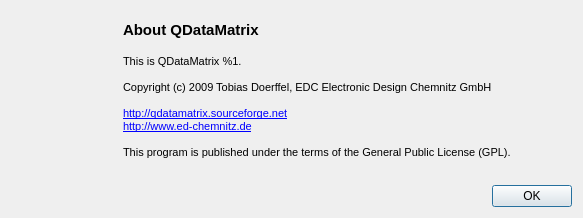
Qt form forms/about.ui (ed-chemnitz/qdatamatrix) before a commit.
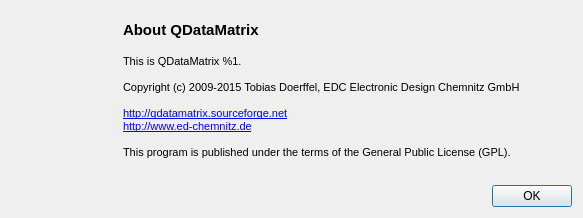
The same form after that commit. Icons and pictures are not drawn.

Commit message: About: extended copyright years

Diff of the .ui file:
```diff
--- a/forms/about.ui
+++ b/forms/about.ui
@@ -96,7 +96,7 @@
 &lt;/style&gt;&lt;/head&gt;&lt;body style=&quot; font-family:'Linux Biolinum O'; font-size:12pt; font-weight:400; font-style:normal;&quot;&gt;
 &lt;p style=&quot; margin-top:0px; margin-bottom:0px; margin-left:0px; margin-right:0px; -qt-block-indent:0; text-indent:0px;&quot;&gt;&lt;span style=&quot; font-family:'MS Shell Dlg 2'; font-size:8pt;&quot;&gt;This is QDataMatrix %1.&lt;/span&gt;&lt;/p&gt;
 &lt;p style=&quot;-qt-paragraph-type:empty; margin-top:0px; margin-bottom:0px; margin-left:0px; margin-right:0px; -qt-block-indent:0; text-indent:0px; font-family:'MS Shell Dlg 2'; font-size:8pt;&quot;&gt;&lt;/p&gt;
-&lt;p style=&quot; margin-top:0px; margin-bottom:0px; margin-left:0px; margin-right:0px; -qt-block-indent:0; text-indent:0px;&quot;&gt;&lt;span style=&quot; font-family:'MS Shell Dlg 2'; font-size:8pt;&quot;&gt;Copyright (c) 2009 Tobias Doerffel, EDC Electronic Design Chemnitz GmbH&lt;/span&gt;&lt;/p&gt;
+&lt;p style=&quot; margin-top:0px; margin-bottom:0px; margin-left:0px; margin-right:0px; -qt-block-indent:0; text-indent:0px;&quot;&gt;&lt;span style=&quot; font-family:'MS Shell Dlg 2'; font-size:8pt;&quot;&gt;Copyright (c) 2009-2015 Tobias Doerffel, EDC Electronic Design Chemnitz GmbH&lt;/span&gt;&lt;/p&gt;
 &lt;p style=&quot;-qt-paragraph-type:empty; margin-top:0px; margin-bottom:0px; margin-left:0px; margin-right:0px; -qt-block-indent:0; text-indent:0px; font-family:'MS Shell Dlg 2'; font-size:8pt;&quot;&gt;&lt;/p&gt;
 &lt;p style=&quot; margin-top:0px; margin-bottom:0px; margin-left:0px; margin-right:0px; -qt-block-indent:0; text-indent:0px;&quot;&gt;&lt;a href=&quot;http://qmodbus.sourceforge.net &quot;&gt;&lt;span style=&quot; font-family:'MS Shell Dlg 2'; font-size:8pt; text-decoration: underline; color:#0000ff;&quot;&gt;http://qdatamatrix.sourceforge.net&lt;/span&gt;&lt;/a&gt;&lt;/p&gt;
 &lt;p style=&quot; margin-top:0px; margin-bottom:0px; margin-left:0px; margin-right:0px; -qt-block-indent:0; text-indent:0px;&quot;&gt;&lt;a href=&quot;http://www.ed-chemnitz.de&quot;&gt;&lt;span style=&quot; font-family:'MS Shell Dlg 2'; font-size:8pt; text-decoration: underline; color:#0000ff;&quot;&gt;http://www.ed-chemnitz.de&lt;/span&gt;&lt;/a&gt;&lt;/p&gt;
```
